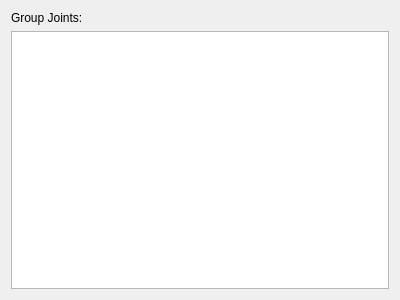
moveit/moveit, file moveit_ros/visualization/motion_planning_rviz_plugin/src/ui/motion_planning_rviz_plugin_frame_joints.ui: the form before one commit.
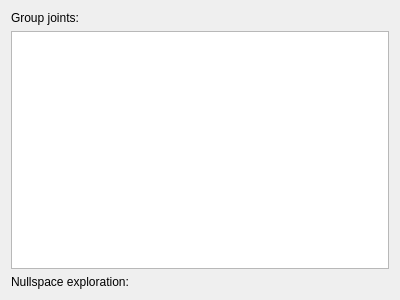
The form after the commit.

Commit message: nullspace exploration

What changed in the file:
```diff
--- a/moveit_ros/visualization/motion_planning_rviz_plugin/src/ui/motion_planning_rviz_plugin_frame_joints.ui
+++ b/moveit_ros/visualization/motion_planning_rviz_plugin/src/ui/motion_planning_rviz_plugin_frame_joints.ui
@@ -13,16 +13,30 @@
   <property name="windowTitle">
    <string>Form</string>
   </property>
-  <layout class="QVBoxLayout" name="verticalLayout">
+  <layout class="QHBoxLayout" name="horizontalLayout">
+   <item>
+    <layout class="QVBoxLayout" name="joints_layout_">
    <item>
     <widget class="QLabel" name="joints_view_label_">
      <property name="text">
-      <string>Group Joints:</string>
+        <string>Group joints:</string>
      </property>
     </widget>
    </item>
    <item>
     <widget class="QTreeView" name="joints_view_"/>
+     </item>
+     <item>
+      <widget class="QLabel" name="label">
+       <property name="text">
+        <string>Nullspace exploration:</string>
+       </property>
+      </widget>
+     </item>
+     <item>
+      <layout class="QVBoxLayout" name="nullspace_layout_"/>
+     </item>
+    </layout>
    </item>
   </layout>
  </widget>
```
Lines whose indentation alone changed are shown as unchanged. The commit also changes 2 other files.
